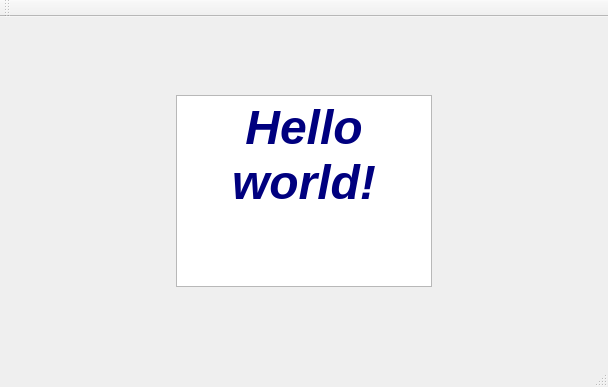
This is Git_Test _prj/Git_Test_prj.ui in chaotu1991/Git_test as Qt 5 draws it before an edit. The edited form follows.
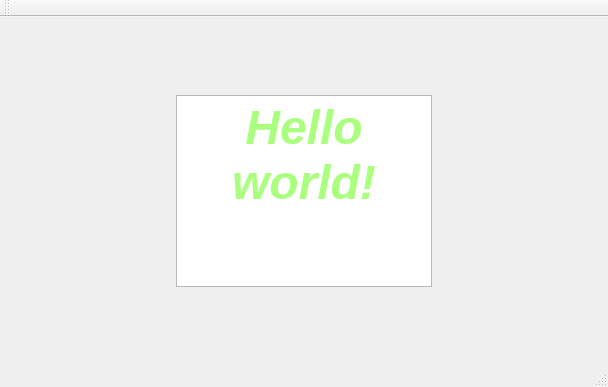
This is the edited form.

Commit message: 修改字体颜色为蓝色

Patch:
```diff
--- a/Git_Test _prj/Git_Test_prj.ui
+++ b/Git_Test _prj/Git_Test_prj.ui
@@ -55,7 +55,7 @@
 &lt;html&gt;&lt;head&gt;&lt;meta name=&quot;qrichtext&quot; content=&quot;1&quot; /&gt;&lt;style type=&quot;text/css&quot;&gt;
 p, li { white-space: pre-wrap; }
 &lt;/style&gt;&lt;/head&gt;&lt;body style=&quot; font-family:'SimSun'; font-size:9pt; font-weight:400; font-style:normal;&quot;&gt;
-&lt;p align=&quot;center&quot; style=&quot; margin-top:0px; margin-bottom:0px; margin-left:0px; margin-right:0px; -qt-block-indent:0; text-indent:0px;&quot;&gt;&lt;span style=&quot; font-size:36pt; font-weight:600; font-style:italic; color:#00007f;&quot;&gt;Hello world!&lt;/span&gt;&lt;/p&gt;&lt;/body&gt;&lt;/html&gt;</string>
+&lt;p align=&quot;center&quot; style=&quot; margin-top:0px; margin-bottom:0px; margin-left:0px; margin-right:0px; -qt-block-indent:0; text-indent:0px;&quot;&gt;&lt;span style=&quot; font-size:36pt; font-weight:600; font-style:italic; color:#aaff7f;&quot;&gt;Hello world!&lt;/span&gt;&lt;/p&gt;&lt;/body&gt;&lt;/html&gt;</string>
           </property>
          </widget>
         </item>
```
